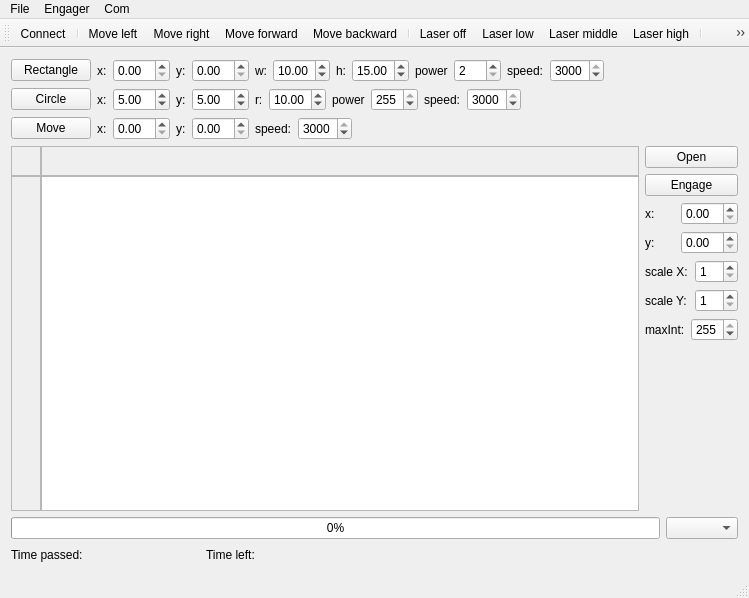
Qt form mainwindow.ui (greyswandir007/QTEngager) before a commit.
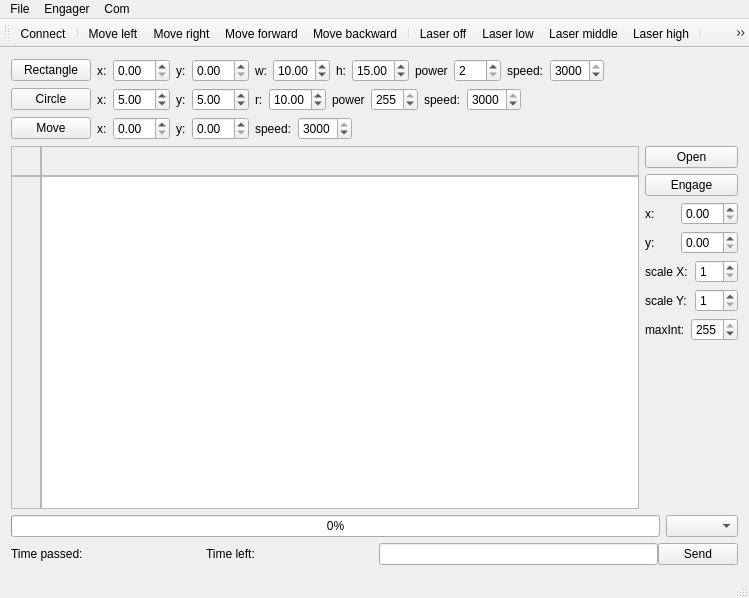
The same form after that commit. Icons and pictures are not drawn. Custom widgets are drawn as their Qt base class.

Commit message: Send command functionality added, fix line ending replacement issue

```diff
--- a/mainwindow.ui
+++ b/mainwindow.ui
@@ -655,17 +655,24 @@
        </widget>
       </item>
       <item>
-       <spacer name="horizontalSpacer_2">
-        <property name="orientation">
-         <enum>Qt::Horizontal</enum>
+       <layout class="QHBoxLayout" name="horizontalLayout_14">
+        <property name="spacing">
+         <number>0</number>
         </property>
-        <property name="sizeHint" stdset="0">
-         <size>
-          <width>40</width>
-          <height>20</height>
-         </size>
+        <property name="leftMargin">
+         <number>0</number>
         </property>
-       </spacer>
+        <item>
+         <widget class="QLineEdit" name="commandEdit"/>
+        </item>
+        <item>
+         <widget class="QPushButton" name="sendCommand">
+          <property name="text">
+           <string>Send</string>
+          </property>
+         </widget>
+        </item>
+       </layout>
       </item>
      </layout>
     </item>
```
The commit also changes 3 other files.
